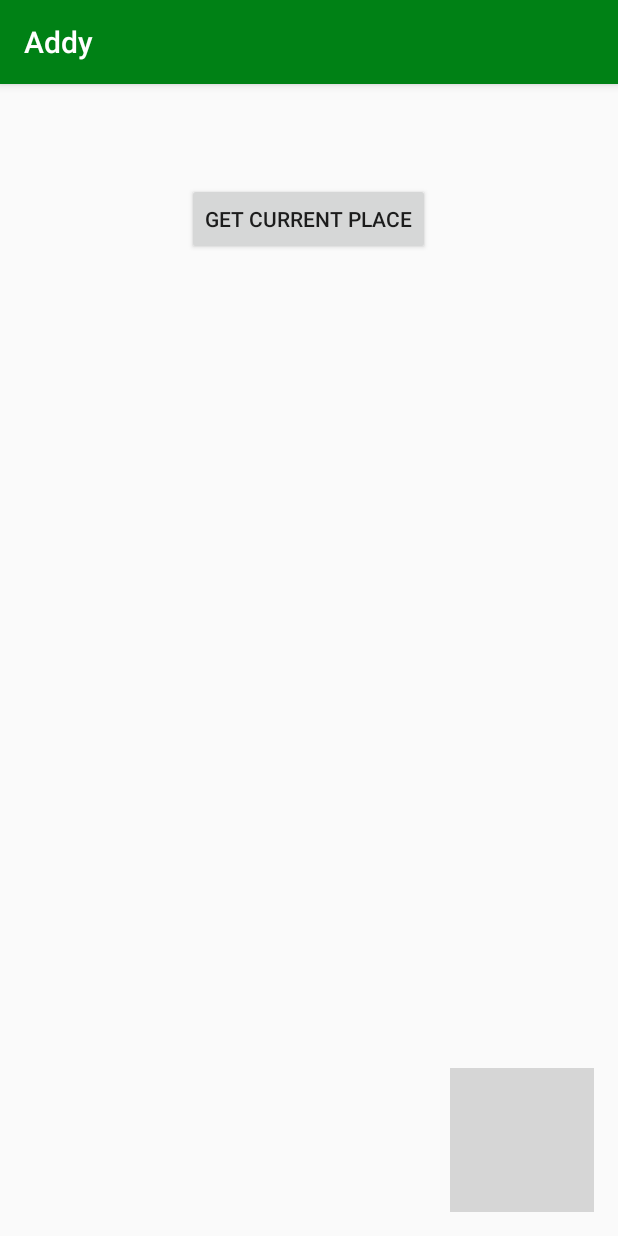
After one commit to theamanbhargava/Addy, an Android app: the PlacesAPIActivity screen opened directly, with no data from a screen before it, on a phone screen of 412 x 824 dp. The commit adds this screen. Run offline under Robolectric (Android 15) with nearby library versions, the phone set to English and light mode, and no system bars; 1 statement that could not run was skipped; grey boxes are pictures that could not be loaded.

Commit message:
ADDED: Google Places API has been integrated. Now th app has Google Place Picker Feature.

```diff
--- a/Android/app/src/main/AndroidManifest.xml
+++ b/Android/app/src/main/AndroidManifest.xml
@@ -9,7 +9,7 @@
     -->
     <uses-permission android:name="android.permission.ACCESS_FINE_LOCATION" />
     <uses-permission android:name="android.permission.INTERNET" />
-    <uses-permission android:name="android.permission.ACCESS_COARSE_LOCATION"/>
+    <uses-permission android:name="android.permission.ACCESS_COARSE_LOCATION" />
 
     <application
         android:allowBackup="true"
@@ -35,6 +35,7 @@
         <meta-data
             android:name="com.google.android.geo.API_KEY"
             android:value="@string/google_maps_key" />
+
         <meta-data
             android:name="com.facebook.sdk.ApplicationId"
             android:value="@string/facebook_app_id" />
@@ -61,7 +62,8 @@
         <activity
             android:name=".Activity.Homepage"
             android:label="@string/title_activity_homepage"
-            android:theme="@style/AppTheme.NoActionBar"></activity>
+            android:theme="@style/AppTheme.NoActionBar" />
+        <activity android:name=".Activity.PlacesAPIActivity"></activity>
     </application>
 
 </manifest>
--- /dev/null
+++ b/Android/app/src/main/java/reverieworks/addy/Activity/PlacesAPIActivity.java
@@ -0,0 +1,99 @@
+package reverieworks.addy.Activity;
+
+import android.Manifest;
+import android.content.pm.PackageManager;
+import android.os.Bundle;
+import android.support.v4.app.ActivityCompat;
+import android.support.v4.content.ContextCompat;
+import android.support.v7.app.AppCompatActivity;
+import android.util.Log;
+import android.view.View;
+import android.widget.Button;
+import android.widget.Toast;
+
+import com.google.android.gms.common.ConnectionResult;
+import com.google.android.gms.common.api.GoogleApiClient;
+import com.google.android.gms.common.api.PendingResult;
+import com.google.android.gms.common.api.ResultCallback;
+import com.google.android.gms.location.places.PlaceLikelihood;
+import com.google.android.gms.location.places.PlaceLikelihoodBuffer;
+import com.google.android.gms.location.places.Places;
+
+import reverieworks.addy.R;
+
+    public class PlacesAPIActivity extends AppCompatActivity implements
+            GoogleApiClient.OnConnectionFailedListener {
+        private static final String LOG_TAG = "PlacesAPIActivity";
+        private static final int GOOGLE_API_CLIENT_ID = 0;
+        private GoogleApiClient mGoogleApiClient;
+        private static final int PERMISSION_REQUEST_CODE = 100;
+
+        @Override
+        protected void onCreate(Bundle savedInstanceState) {
+            super.onCreate(savedInstanceState);
+            setContentView(R.layout.activity_places_api);
+            Button currentButton = (Button) findViewById(R.id.currentButton);
+            mGoogleApiClient = new GoogleApiClient.Builder(PlacesAPIActivity.this)
+                    .addApi(Places.PLACE_DETECTION_API)
+                    .enableAutoManage(this, GOOGLE_API_CLIENT_ID, this)
+                    .build();
+            currentButton.setOnClickListener(new View.OnClickListener() {
+                @Override
+                public void onClick(View v) {
+                    if (mGoogleApiClient.isConnected()) {
+                        if (ContextCompat.checkSelfPermission(PlacesAPIActivity.this,
+                                Manifest.permission.ACCESS_FINE_LOCATION)
+                                != PackageManager.PERMISSION_GRANTED) {
+                            ActivityCompat.requestPermissions(PlacesAPIActivity.this,
+                                    new String[]{Manifest.permission.ACCESS_FINE_LOCATION},
+                                    PERMISSION_REQUEST_CODE);
+                        } else {
+                            callPlaceDetectionApi();
+                        }
+
+                    }
+                }
+            });
+        }
+
+        @Override
+        public void onConnectionFailed(ConnectionResult connectionResult) {
+            Log.e(LOG_TAG, "Google Places API connection failed with error code: "
+                    + connectionResult.getErrorCode());
+
+            Toast.makeText(this,
+                    "Google Places API connection failed with error code:" +
+                            connectionResult.getErrorCode(),
+                    Toast.LENGTH_LONG).show();
+        }
+
+        @Override
+        public void onRequestPermissionsResult(int requestCode,
+                                               String permissions[], int[] grantResults) {
+            switch (requestCode) {
+                case PERMISSION_REQUEST_CODE:
+                    if (grantResults.length > 0
+                            && grantResults[0] == PackageManager.PERMISSION_GRANTED) {
+                        callPlaceDetectionApi();
+                    }
+                    break;
+            }
+        }
+
+        private void callPlaceDetectionApi() throws SecurityException {
+            PendingResult<PlaceLikelihoodBuffer> result = Places.PlaceDetectionApi
+                    .getCurrentPlace(mGoogleApiClient, null);
+            result.setResultCallback(new ResultCallback<PlaceLikelihoodBuffer>() {
+                @Override
+                public void onResult(PlaceLikelihoodBuffer likelyPlaces) {
+                    for (PlaceLikelihood placeLikelihood : likelyPlaces) {
+                        Log.i(LOG_TAG, String.format("Place '%s' with " +
+                                        "likelihood: %g",
+                                placeLikelihood.getPlace().getName(),
+                                placeLikelihood.getLikelihood()));
+                    }
+                    likelyPlaces.release();
+                }
+            });
+        }
+    }
--- a/Android/app/src/main/res/layout/activity_maps.xml
+++ b/Android/app/src/main/res/layout/activity_maps.xml
@@ -34,7 +34,7 @@ android:layout_height="fill_parent">
             <Button
                 android:layout_width="83dp"
                 android:layout_height="wrap_content"
-                android:id="@+id/imageButton_bloodGroup_RequestBlood"
+                android:id="@+id/imageButton_Search"
                 android:text="SEARCH"
                 android:textStyle="bold"
                 android:textAlignment="center"
--- a/Android/app/src/main/res/layout/activity_maps_main.xml
+++ b/Android/app/src/main/res/layout/activity_maps_main.xml
@@ -21,9 +21,9 @@
         android:background="@android:color/background_light"
         app:layout_behavior="android.support.design.widget.BottomSheetBehavior">
 
-        <include layout="@layout/fragment_bottom_sheet"
+        <!--<include layout="@layout/fragment_bottom_sheet"
             android:layout_width="match_parent"
             android:layout_height="wrap_content"
-            />
+            />-->
     </android.support.v4.widget.NestedScrollView>
 </android.support.design.widget.CoordinatorLayout>
--- /dev/null
+++ b/Android/app/src/main/res/layout/activity_places_api.xml
@@ -0,0 +1,38 @@
+<RelativeLayout xmlns:android="http://schemas.android.com/apk/res/android"
+    xmlns:tools="http://schemas.android.com/tools"
+    android:layout_width="match_parent"
+    android:layout_height="match_parent"
+    android:paddingLeft="@dimen/activity_horizontal_margin"
+    android:paddingRight="@dimen/activity_horizontal_margin"
+    android:paddingTop="@dimen/activity_vertical_margin"
+    android:paddingBottom="@dimen/activity_vertical_margin"
+    tools:context="reverieworks.addy.Activity.PlacesAPIActivity"
+    android:id="@+id/main_layout">
+
+    <Button
+        android:layout_width="wrap_content"
+        android:layout_height="wrap_content"
+        android:text="Get Current Place"
+        android:id="@+id/currentButton"
+        android:layout_alignParentTop="true"
+        android:layout_centerHorizontal="true"
+        android:layout_marginTop="50dp"/>
+
+    <ImageView
+        android:layout_width="wrap_content"
+        android:layout_height="wrap_content"
+        android:layout_alignParentBottom="true"
+        android:layout_alignParentRight="true"
+        android:layout_alignParentEnd="true"
+        android:id="@+id/poweredBy"
+        android:src="@drawable/powered_by_google_light"/>
+
+    <ImageView
+        android:layout_width="100dp"
+        android:layout_height="100dp"
+        android:layout_marginBottom="-20dp"
+        android:layout_above="@+id/poweredBy"
+        android:layout_alignParentRight="true"
+        android:layout_alignParentEnd="true"
+        android:id="@+id/truiton_image"/>
+</RelativeLayout>
--- a/Android/app/src/main/res/values/strings.xml
+++ b/Android/app/src/main/res/values/strings.xml
@@ -10,7 +10,7 @@
 
     <string name="navigation_drawer_open">Open navigation drawer</string>
     <string name="navigation_drawer_close">Close navigation drawer</string>
-
+    <string name="google_place_key"></string>
     <string name="action_settings">Settings</string>
 
 </resources>
```
Also changed, not shown: Android/app/src/main/java/reverieworks/addy/Activity/MapsActivity.java (+36 -19 lines).
